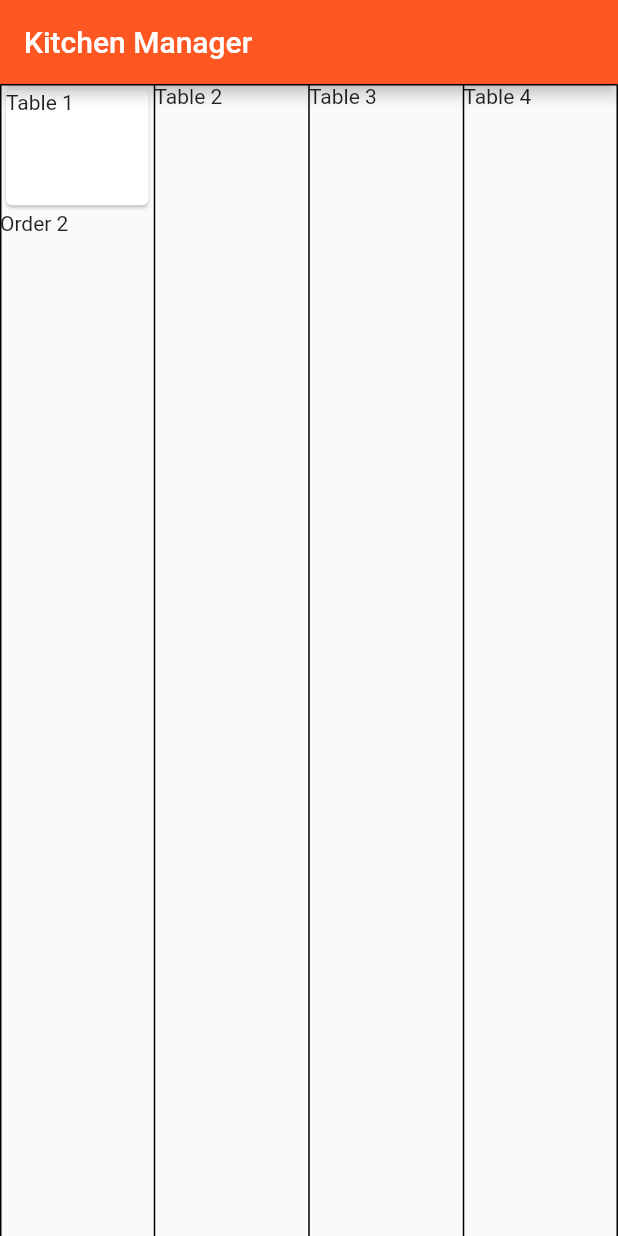
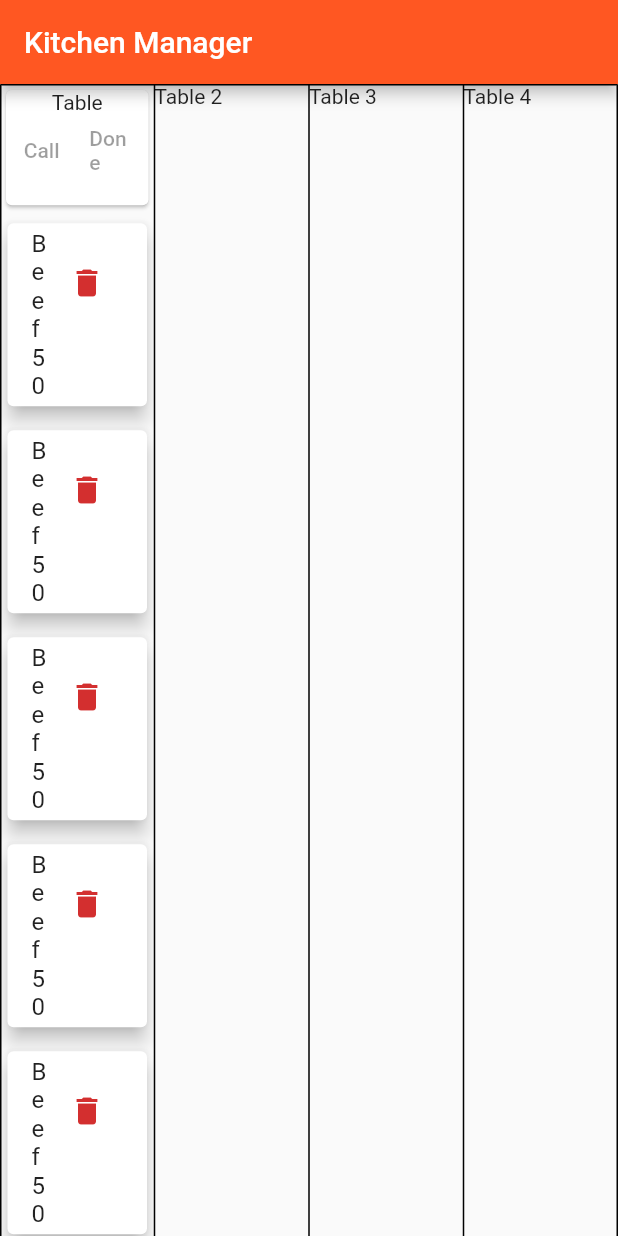
Before and after one commit to MrGOStepz/SmoothPOSYakiniku, a Flutter app: the screen it shows after launch, on a phone screen of 412 x 824 dp. Run offline on Flutter 3.47's test engine with Material 2 defaults, Android fonts, the phone set to English and light mode, and no system bars.

Commit message:
Add List View

```diff
--- a/KitchenManager/kitchen_manager/lib/main.dart
+++ b/KitchenManager/kitchen_manager/lib/main.dart
@@ -1,4 +1,5 @@
 import 'package:flutter/material.dart';
+import 'package:kitchen_manager/models/table_detail.dart';
 
 void main() {
   runApp(const KitchenManager());
@@ -28,6 +29,11 @@ class MainHomePage extends StatefulWidget {
 }
 
 class _MainHomePageState extends State<MainHomePage> {
+  final List<TableDetail> tableDetails = [
+    new TableDetail(id: 1, status: "Waiting", orders: ["Beef 50", "Rice 20"]),
+    new TableDetail(id: 2, status: "Waiting", orders: ["Beef 70", "Rice 10"]),
+  ];
+
   @override
   Widget build(BuildContext context) {
     final mediaQuery = MediaQuery.of(context);
@@ -36,13 +42,26 @@ class _MainHomePageState extends State<MainHomePage> {
     );
     final txListWidget = Container(
       height: (mediaQuery.size.height -
-              appBar.preferredSize.height -
-              mediaQuery.padding.top) *
+          appBar.preferredSize.height -
+          mediaQuery.padding.top) *
           0.9,
-      child: ListView(
-        children: [
-          Text('Order 2'),
-        ],
+      child: ListView.builder(
+        itemBuilder: (context, index) {
+          return Card(
+            elevation: 5,
+            margin: EdgeInsets.symmetric(vertical: 8, horizontal: 5),
+            child: ListTile(
+              title: Text("Beef 50"),
+              trailing: IconButton(
+                icon: Icon(Icons.delete),
+                color: Theme
+                    .of(context)
+                    .errorColor,
+                onPressed: () => null,
+              ),
+            ),
+          );
+        },
       ),
     );
 
@@ -57,11 +76,37 @@ class _MainHomePageState extends State<MainHomePage> {
                   Card(
                     child: Container(
                         height: (mediaQuery.size.height -
-                                appBar.preferredSize.height -
-                                mediaQuery.padding.top) *
+                            appBar.preferredSize.height -
+                            mediaQuery.padding.top) *
                             0.1,
                         width: double.infinity,
-                        child: Text('Table 1')),
+                        child: Column(
+                          children: [
+                            Text('Table'),
+                            Row(
+                              children: [
+                                Expanded(
+                                    flex: 1,
+                                    child: TextButton(
+                                      onPressed: null,
+                                      style: TextButton.styleFrom(
+                                        primary: Colors.blue,
+                                      ),
+                                      child: const Text('Call'),
+                                    )),
+                                Expanded(
+                                    flex: 1,
+                                    child: TextButton(
+                                      onPressed: null,
+                                      style: TextButton.styleFrom(
+                                        primary: Colors.blue,
+                                      ),
+                                      child: const Text('Done'),
+                                    ))
+                              ],
+                            )
+                          ],
+                        )),
                   ),
                   txListWidget,
                 ],
--- a/KitchenManager/kitchen_manager/lib/models/table_detail.dart
+++ b/KitchenManager/kitchen_manager/lib/models/table_detail.dart
@@ -1,5 +1,5 @@
 class TableDetail {
-  final String id;
+  final int id;
   final String status;
   final List<String> orders;
 
```
